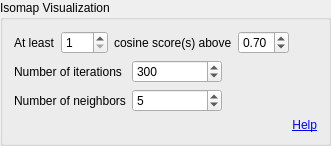
Before: the Qt Designer form metgem/ui/widgets/isomap_options_widget.ui in metgem/metgem, drawn with Qt 5.
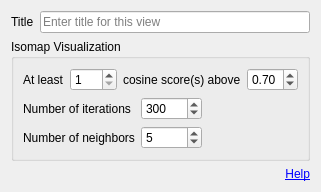
After: the same form once the commit is applied.

Commit message: Add title for each visualization widget

```diff
--- a/metgem/ui/widgets/isomap_options_widget.ui
+++ b/metgem/ui/widgets/isomap_options_widget.ui
@@ -1,20 +1,40 @@
 <?xml version="1.0" encoding="UTF-8"?>
 <ui version="4.0">
- <class>gbOptions</class>
- <widget class="QGroupBox" name="gbOptions">
+ <class>IsomapOptionsWidget</class>
+ <widget class="QWidget" name="IsomapOptionsWidget">
   <property name="geometry">
    <rect>
     <x>0</x>
     <y>0</y>
-    <width>331</width>
-    <height>116</height>
+    <width>297</width>
+    <height>184</height>
    </rect>
   </property>
+  <property name="windowTitle">
+   <string>Isomap Visualization</string>
+  </property>
+  <layout class="QGridLayout" name="gridLayout">
+   <item row="0" column="0">
+    <widget class="QLabel" name="lblTitle">
+     <property name="text">
+      <string>Title</string>
+     </property>
+    </widget>
+   </item>
+   <item row="2" column="0" colspan="2">
+    <widget class="QGroupBox" name="gbOptions">
   <property name="title">
    <string>Isomap Visualization</string>
   </property>
-  <layout class="QGridLayout" name="gridLayout_3">
-   <item row="3" column="1">
+     <layout class="QGridLayout" name="gridLayout_2">
+      <item row="1" column="0">
+       <widget class="QLabel" name="label_6">
+        <property name="text">
+         <string>Number of iterations</string>
+        </property>
+       </widget>
+      </item>
+      <item row="1" column="1">
     <widget class="QSpinBox" name="spinNumIterations">
      <property name="minimum">
       <number>1</number>
@@ -33,6 +53,42 @@
      </property>
     </widget>
    </item>
+      <item row="2" column="1">
+       <widget class="QSpinBox" name="spinNumNeighbors">
+        <property name="minimum">
+         <number>1</number>
+        </property>
+        <property name="maximum">
+         <number>1000</number>
+        </property>
+        <property name="stepType">
+         <enum>QAbstractSpinBox::AdaptiveDecimalStepType</enum>
+        </property>
+        <property name="value">
+         <number>5</number>
+        </property>
+       </widget>
+      </item>
+      <item row="2" column="0">
+       <widget class="QLabel" name="label">
+        <property name="text">
+         <string>Number of neighbors</string>
+        </property>
+       </widget>
+      </item>
+      <item row="1" column="2">
+       <spacer name="horizontalSpacer_2">
+        <property name="orientation">
+         <enum>Qt::Horizontal</enum>
+        </property>
+        <property name="sizeHint" stdset="0">
+         <size>
+          <width>40</width>
+          <height>20</height>
+         </size>
+        </property>
+       </spacer>
+      </item>
    <item row="0" column="0" colspan="3">
     <layout class="QHBoxLayout" name="horizontalLayout_2">
      <item>
@@ -87,37 +143,26 @@
      </item>
     </layout>
    </item>
-   <item row="4" column="1">
-    <widget class="QSpinBox" name="spinNumNeighbors">
-     <property name="minimum">
-      <number>1</number>
+     </layout>
+    </widget>
+   </item>
+   <item row="0" column="1">
+    <widget class="QLineEdit" name="editTitle">
+     <property name="toolTip">
+      <string>Title of the visualization (leave blank for default)</string>
      </property>
-     <property name="maximum">
-      <number>1000</number>
+     <property name="maxLength">
+      <number>50</number>
      </property>
-     <property name="stepType">
-      <enum>QAbstractSpinBox::AdaptiveDecimalStepType</enum>
+     <property name="placeholderText">
+      <string>Enter title for this view</string>
      </property>
-     <property name="value">
-      <number>5</number>
+     <property name="clearButtonEnabled">
+      <bool>true</bool>
      </property>
     </widget>
    </item>
-   <item row="4" column="0">
-    <widget class="QLabel" name="label">
-     <property name="text">
-      <string>Number of neighbors</string>
-     </property>
-    </widget>
-   </item>
-   <item row="3" column="0">
-    <widget class="QLabel" name="label_6">
-     <property name="text">
-      <string>Number of iterations</string>
-     </property>
-    </widget>
-   </item>
-   <item row="5" column="0" colspan="3">
+   <item row="3" column="0" colspan="2">
     <widget class="QLabel" name="label_9">
      <property name="text">
       <string>&lt;a href=&quot;https://scikit-learn.org/stable/modules/generated/sklearn.manifold.Isomap.html&quot;&gt;Help&lt;/a&gt;</string>
```
Left out of the diff: 3 changed lines with no effect on the pictures. Lines whose indentation alone changed are shown as unchanged. The commit also changes 9 other files.
